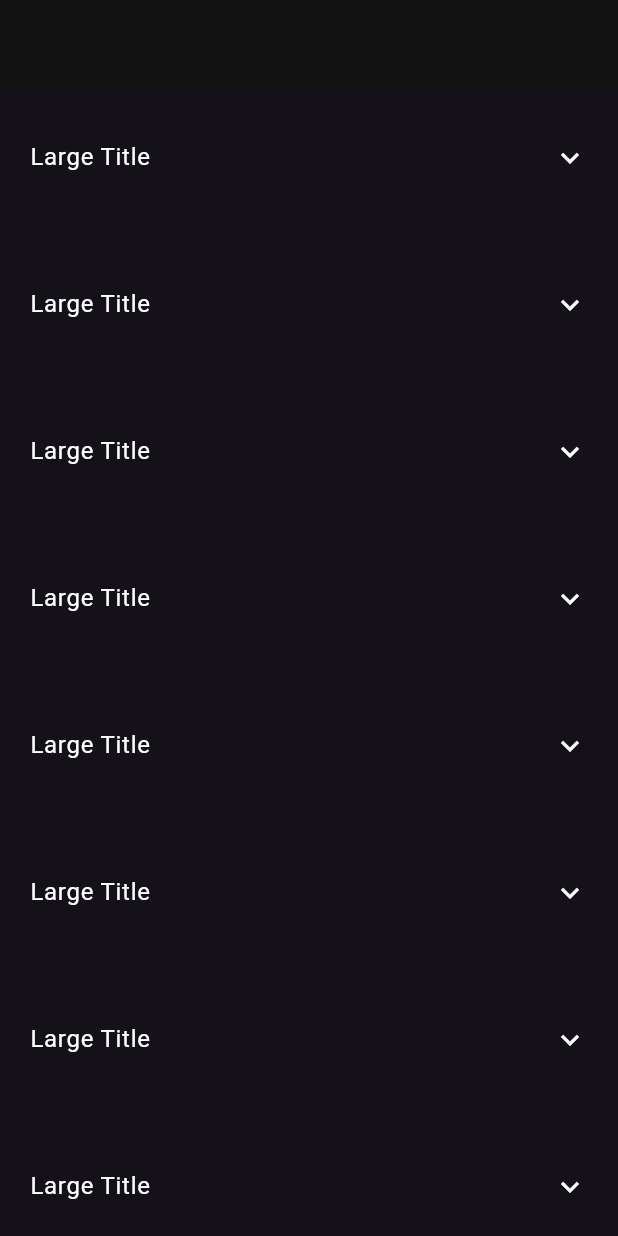
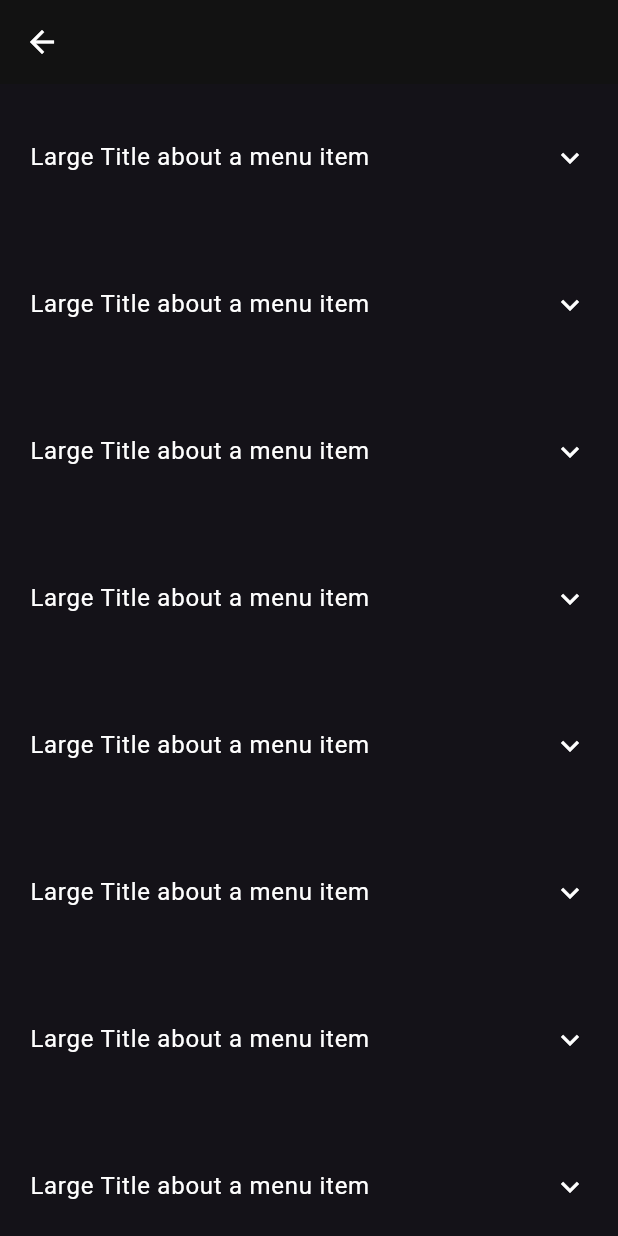
Before and after one commit to NathanDraco22/coffee-app, a Flutter app: the MenuScreen screen opened directly, on a phone screen of 412 x 824 dp. Run offline on Flutter 3.47's test engine with Material 2 defaults, Android fonts, the phone set to English and light mode, and no system bars.

```diff
--- a/lib/main.dart
+++ b/lib/main.dart
@@ -1,4 +1,5 @@
 import 'package:app_coffee/src/login/presentation/login_page_view.dart';
+import 'package:app_coffee/src/login/presentation/login_screen.dart';
 import 'package:app_coffee/src/menu/presentation/menu_screen.dart';
 import 'package:flutter/material.dart';
 
@@ -25,7 +26,7 @@ class MyApp extends StatelessWidget {
         )
       ),
       title:'Coffee App',
-      home: const MenuScreen()
+      home: const LoginPageView()
     );
   }
 }
--- a/lib/src/menu/presentation/menu_screen.dart
+++ b/lib/src/menu/presentation/menu_screen.dart
@@ -12,7 +12,7 @@ class MenuScreen extends StatelessWidget {
         itemCount: 10,
         itemBuilder: (context, index) {
           return ExpansionTile(
-            title: const Text("Large Title"),
+            title: const Text("Large Title about a menu item"),
             tilePadding: const EdgeInsets.all(20),
             children: [
               SizedBox(
```
